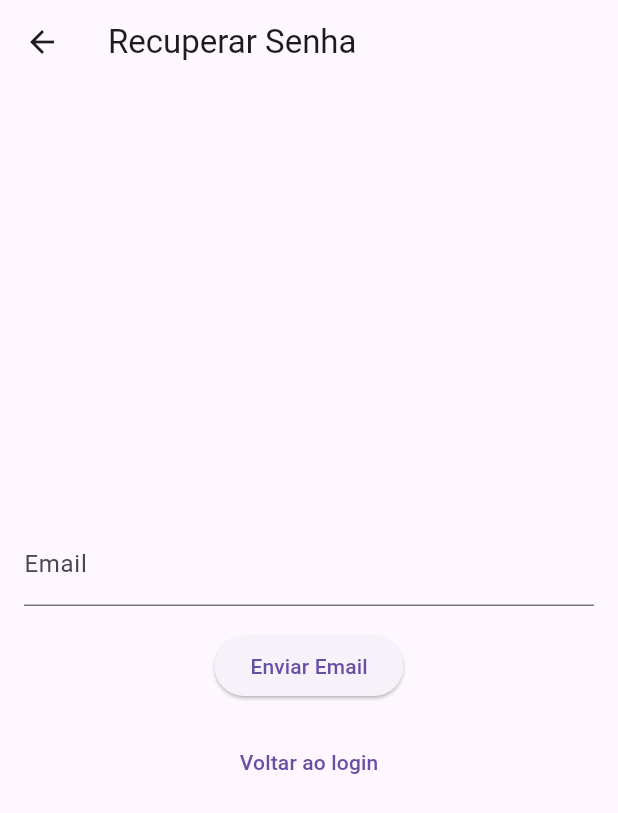
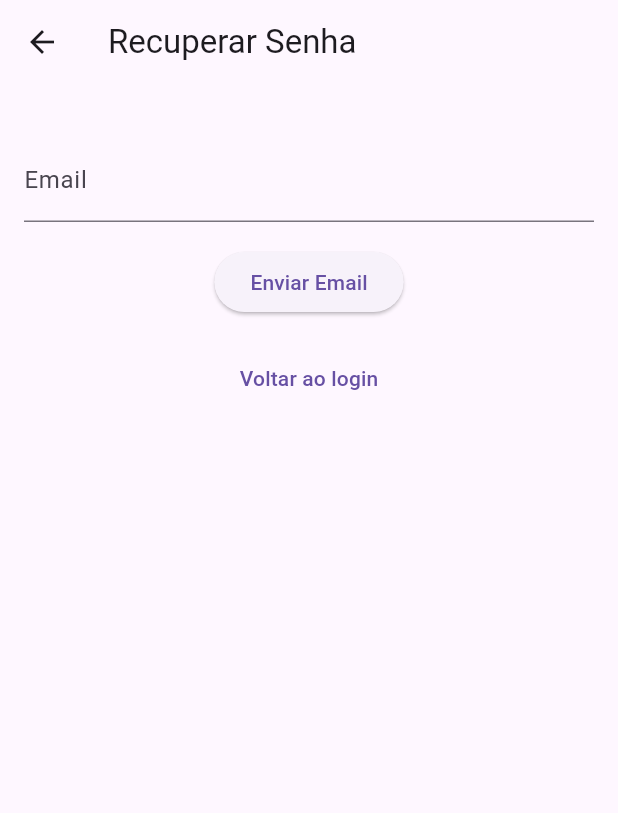
Before and after one commit to jppn123/aps-flutter, a Flutter app: the screen it shows after launch, after a tap on "Esqueci a senha", on a phone screen of 412 x 824 dp. Shown: the top 813 px of the screen. Run offline on Flutter 3.47's test engine with Material 3 defaults, Android fonts, the light colour scheme and no system bars; our stand-ins replace camera, geocoding, geolocator, image_picker, shared_preferences; network calls fail.

Commit message:
ajustes finais

```diff
--- a/lib/screens/recover_login_screen.dart
+++ b/lib/screens/recover_login_screen.dart
@@ -1,5 +1,6 @@
 import 'package:flutter/material.dart';
 import '../services/recover_service.dart';
+import 'login_screen.dart';
 
 class RecoverLoginScreen extends StatefulWidget {
   @override
@@ -69,6 +70,15 @@ class _RecoverLoginScreenState extends State<RecoverLoginScreen> {
       setState(() {
         _senhaSuccess = 'Senha alterada com sucesso!';
       });
+
+      // Aguardar um pouco para mostrar a mensagem de sucesso
+      await Future.delayed(Duration(seconds: 2));
+
+      // Retornar para a página de login
+      Navigator.of(context).pushAndRemoveUntil(
+        MaterialPageRoute(builder: (context) => LoginScreen()),
+        (route) => false,
+      );
     } catch (e) {
       setState(() {
         _senhaError = e.toString();
@@ -80,13 +90,14 @@ class _RecoverLoginScreenState extends State<RecoverLoginScreen> {
   Widget build(BuildContext context) {
     return Scaffold(
       appBar: AppBar(title: Text('Recuperar Senha')),
-      body: Padding(
+      body: SingleChildScrollView(
         padding: const EdgeInsets.all(16.0),
         child: Form(
           key: _formKey,
           child: Column(
             mainAxisAlignment: MainAxisAlignment.center,
             children: [
+              SizedBox(height: 20),
               if (!_emailSent) ...[
                 TextFormField(
                   controller: _emailController,
@@ -152,6 +163,7 @@ class _RecoverLoginScreenState extends State<RecoverLoginScreen> {
                 onPressed: () => Navigator.pop(context),
                 child: Text('Voltar ao login'),
               ),
+              SizedBox(height: 20), // Espaço extra no final para evitar overflow
             ],
           ),
         ),
--- a/lib/services/auth_service.dart
+++ b/lib/services/auth_service.dart
@@ -3,7 +3,7 @@ import 'package:http/http.dart' as http;
 import 'package:shared_preferences/shared_preferences.dart';
 
 class AuthService {
-  static const String baseUrl = 'http://192.168.0.102:8000';
+  static const String baseUrl = 'https://web-production-25d6.up.railway.app';
   static const String tokenKey = 'auth_token';
   static const String userIdKey = 'user_id';
   static const String idUsu = 'id_usu';
```
